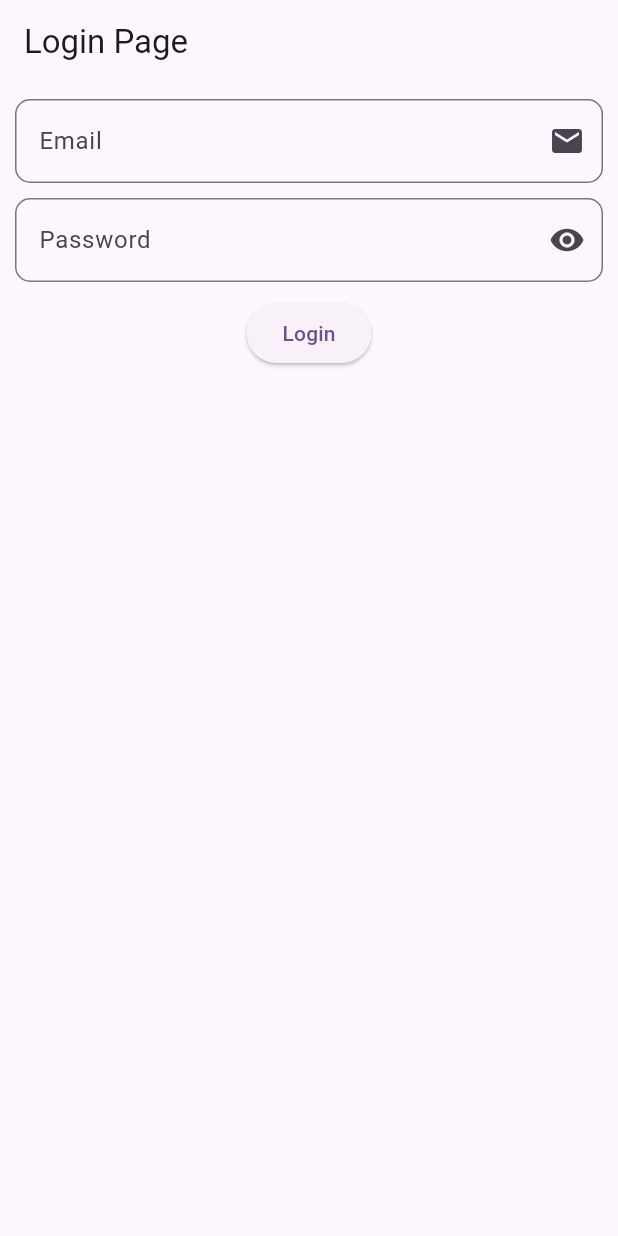
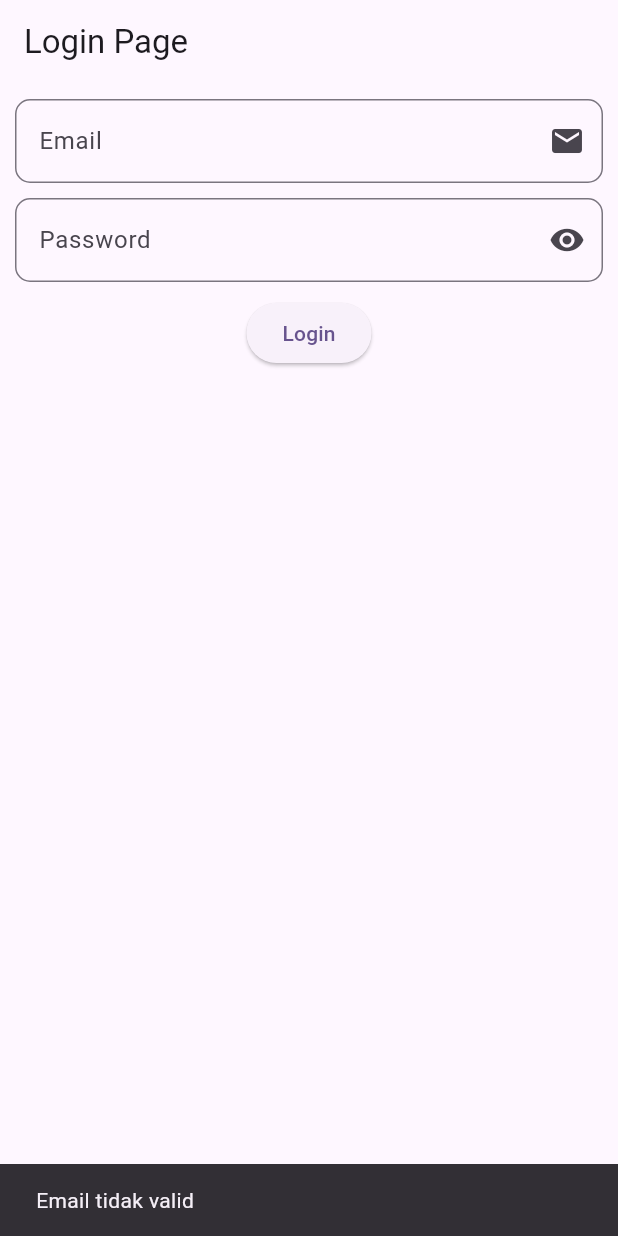
Before and after one commit to khanifzyen/project_login_bloc, a Flutter app: the screen it shows after launch, after a tap on "Login", on a phone screen of 412 x 824 dp. Run offline on Flutter 3.47's test engine with Material 3 defaults, Android fonts, the phone set to English and light mode, and no system bars; our stand-ins replace flutter_bloc.

Commit message:
add event to button login

```diff
--- a/lib/bloc/auth_bloc.dart
+++ b/lib/bloc/auth_bloc.dart
@@ -8,6 +8,7 @@ class AuthBloc extends Bloc<AuthEvent, AuthState> {
   AuthBloc() : super(AuthInitial()) {
     on<AuthLoginRequested>(
       (event, emit) async {
+        try {
           final email = event.email;
           final password = event.password;
 
@@ -28,6 +29,9 @@ class AuthBloc extends Bloc<AuthEvent, AuthState> {
           await Future.delayed(const Duration(seconds: 1), () {
             return emit(AuthSuccess(uid: '$email-$password'));
           });
+        } catch (e) {
+          return emit(AuthFailure(e.toString()));
+        }
       },
     );
   }
--- a/lib/bloc/auth_state.dart
+++ b/lib/bloc/auth_state.dart
@@ -16,3 +16,5 @@ final class AuthFailure extends AuthState {
 
   AuthFailure(this.error);
 }
+
+final class AuthLoading extends AuthState {}
--- /dev/null
+++ b/lib/pages/home_page.dart
@@ -0,0 +1,13 @@
+import 'package:flutter/material.dart';
+
+class HomePage extends StatelessWidget {
+  const HomePage({super.key});
+
+  @override
+  Widget build(BuildContext context) {
+    return const Scaffold(
+        body: Center(
+      child: Text("Home Page"),
+    ));
+  }
+}
--- a/lib/pages/login_page.dart
+++ b/lib/pages/login_page.dart
@@ -1,4 +1,8 @@
 import 'package:flutter/material.dart';
+import 'package:flutter_bloc/flutter_bloc.dart';
+
+import '../bloc/auth_bloc.dart';
+import 'home_page.dart';
 
 class LoginPage extends StatefulWidget {
   const LoginPage({super.key});
@@ -20,7 +24,23 @@ class _LoginPageState extends State<LoginPage> {
 
   @override
   Widget build(BuildContext context) {
-    return Scaffold(
+    return BlocListener<AuthBloc, AuthState>(
+      listener: (context, state) {
+        if (state is AuthFailure) {
+          ScaffoldMessenger.of(context).showSnackBar(
+            SnackBar(
+              content: Text(state.error),
+            ),
+          );
+        }
+        if (state is AuthSuccess) {
+          Navigator.pushAndRemoveUntil(
+              context,
+              MaterialPageRoute(builder: (context) => const HomePage()),
+              (route) => false);
+        }
+      },
+      child: Scaffold(
         appBar: AppBar(
           title: const Text("Login Page"),
         ),
@@ -33,7 +53,8 @@ class _LoginPageState extends State<LoginPage> {
                 decoration: const InputDecoration(
                   labelText: "Email",
                   hintText: "Enter your email",
-                hintStyle: TextStyle(color: Color.fromARGB(255, 175, 175, 175)),
+                  hintStyle:
+                      TextStyle(color: Color.fromARGB(255, 175, 175, 175)),
                   border: OutlineInputBorder(
                     borderRadius: BorderRadius.all(Radius.circular(10.0)),
                     borderSide: BorderSide(color: Colors.blue),
@@ -61,8 +82,16 @@ class _LoginPageState extends State<LoginPage> {
                             : const Icon(Icons.visibility_off)),
                   )),
               const SizedBox(height: 10),
-            ElevatedButton(onPressed: () {}, child: const Text("Login"))
+              ElevatedButton(
+                  onPressed: () {
+                    context.read<AuthBloc>().add(AuthLoginRequested(
+                          email: _emailController.text.trim(),
+                          password: _passwordController.text.trim(),
+                        ));
+                  },
+                  child: const Text("Login"))
             ],
+          ),
         ),
       ),
     );
```
Lines whose indentation alone changed are shown as unchanged.
